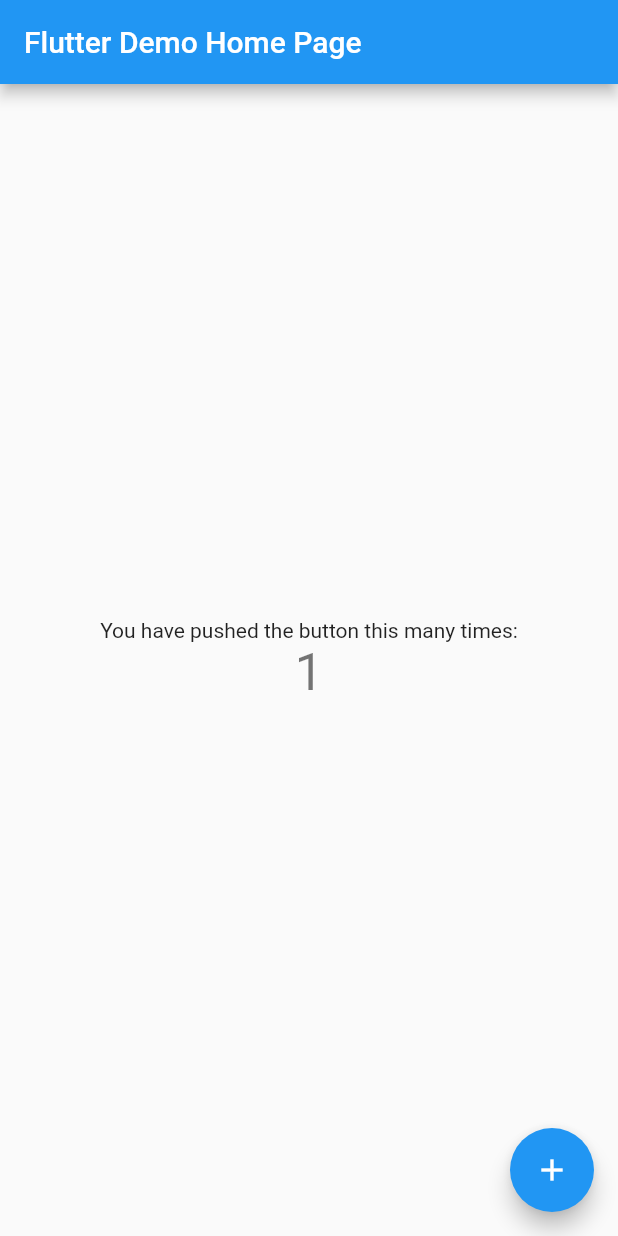
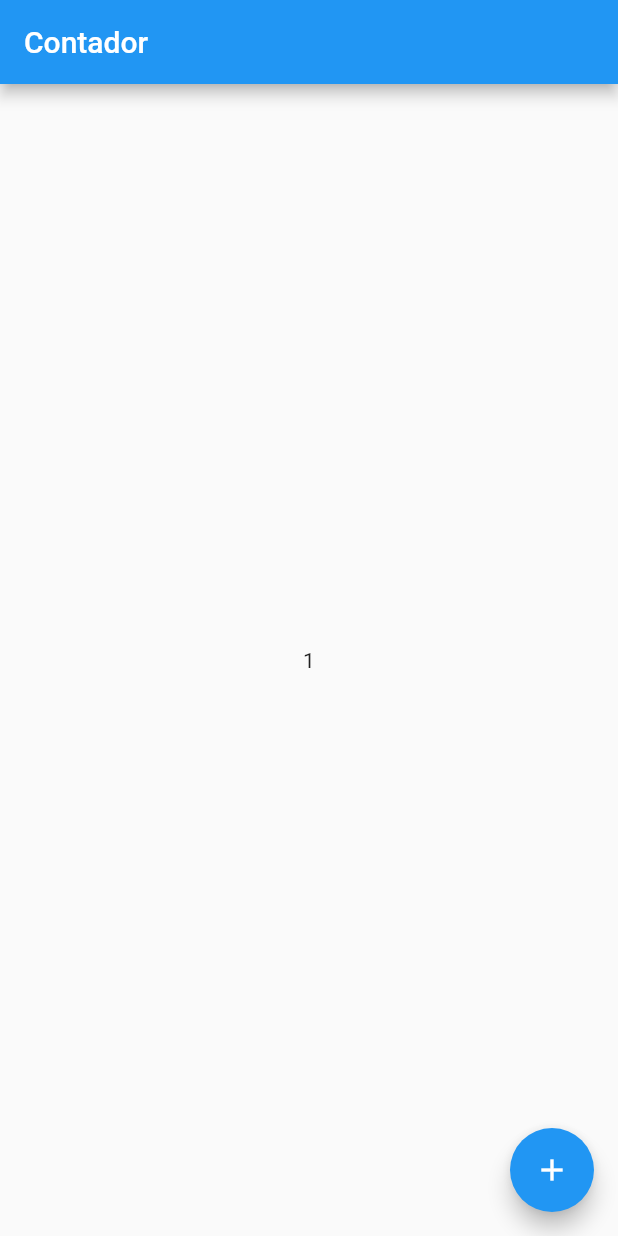
Before and after one commit to LeonardFerrer/Aula-Flutter-Mobx, a Flutter app: the screen it shows after launch, after a tap on the "add" icon, on a phone screen of 412 x 824 dp. Run offline on Flutter 3.47's test engine with Material 2 defaults, Android fonts, the light colour scheme and no system bars; our stand-ins replace flutter_mobx, mobx.

Commit message:
aula1 observables, reactions, actions

```diff
--- /dev/null
+++ b/lib/controller.dart
@@ -0,0 +1,33 @@
+import 'package:mobx/mobx.dart';
+
+class Controller {
+  /// 1° pilar do Mobx: OBSERVABLE, um objeto que contém um estado a ser observado
+  final _counter = Observable(0);
+
+  /// Define um Output para recuperar o valor do Counter que é privado
+  int get counter => _counter.value;
+
+  /// Define uma Input para adicionar manualmente um novo valor ao Counter
+  set counter(int newValue) => _counter.value = newValue;
+
+  /// 2° pilar do Mobx: ACTION, Uma ação para alterar o estado de um OBSERVABLE
+  // o prefixo LATE indica que ele pode ser instanciado depois.
+  late Action increment;
+
+  Controller() {
+    increment = Action(_increment);
+
+    //Executar ações quando uma OBSERVABLE for alterada
+    autorun((_) {
+      //Irá imprimir no console toda alteração na OBSERVABLE counter
+      print(counter);
+    });
+  }
+
+  /// Função para alterar o estado do objeto counter
+  // o underline antes do nome da função a define como privada, tornando a acessivel apenas
+  // no arquivo orginal.
+  _increment() {
+    _counter.value++;
+  }
+}
--- /dev/null
+++ b/lib/home_page.dart
@@ -0,0 +1,43 @@
+// ignore_for_file: must_be_immutable
+
+import 'package:flutter/material.dart';
+import 'package:flutter_mobx/flutter_mobx.dart';
+
+import 'controller.dart';
+
+class HomePage extends StatelessWidget {
+  HomePage({Key? key}) : super(key: key);
+
+  final controller = Controller();
+
+  @override
+  Widget build(BuildContext context) {
+    return Scaffold(
+      appBar: AppBar(
+        title: const Text('Contador'),
+      ),
+      body: Center(
+          child: Column(
+        mainAxisAlignment: MainAxisAlignment.center,
+        children: <Widget>[
+          Observer(
+            builder: (_) {
+              return Text(
+                '${controller.counter}',
+              );
+            },
+          )
+          //const Text('Pressione o botaão para aumentar o contador'),
+          //Text('${controller.counter}'),
+        ],
+      )),
+      floatingActionButton: FloatingActionButton(
+        onPressed: () {
+          controller.increment();
+        },
+        tooltip: 'Increment',
+        child: const Icon(Icons.add),
+      ),
+    );
+  }
+}
--- a/lib/main.dart
+++ b/lib/main.dart
@@ -1,3 +1,4 @@
+import 'package:aula_mobx/home_page.dart';
 import 'package:flutter/material.dart';
 
 void main() {
@@ -13,54 +14,7 @@
       theme: ThemeData(
         primarySwatch: Colors.blue,
       ),
-      home: const MyHomePage(title: 'Flutter Demo Home Page'),
+      home: HomePage(),
     );
   }
 }
-
-class MyHomePage extends StatefulWidget {
-  const MyHomePage({Key? key, required this.title}) : super(key: key);
-
-  final String title;
-
-  @override
-  State<MyHomePage> createState() => _MyHomePageState();
-}
-
-class _MyHomePageState extends State<MyHomePage> {
-  int _counter = 0;
-
-  void _incrementCounter() {
-    setState(() {
-      _counter++;
-    });
-  }
-
-  @override
-  Widget build(BuildContext context) {
-    return Scaffold(
-      appBar: AppBar(
-        title: Text(widget.title),
-      ),
-      body: Center(
-        child: Column(
-          mainAxisAlignment: MainAxisAlignment.center,
-          children: <Widget>[
-            const Text(
-              'You have pushed the button this many times:',
-            ),
-            Text(
-              '$_counter',
-              style: Theme.of(context).textTheme.headline4,
-            ),
-          ],
-        ),
-      ),
-      floatingActionButton: FloatingActionButton(
-        onPressed: _incrementCounter,
-        tooltip: 'Increment',
-        child: const Icon(Icons.add),
-      ),
-    );
-  }
-}
--- a/pubspec.yaml
+++ b/pubspec.yaml
@@ -29,7 +29,8 @@
 dependencies:
   flutter:
     sdk: flutter
-
+  mobx: ^2.0.5
+  flutter_mobx: ^2.0.2
 
   # The following adds the Cupertino Icons font to your application.
   # Use with the CupertinoIcons class for iOS style icons.
```
Also changed, not shown: pubspec.lock.
